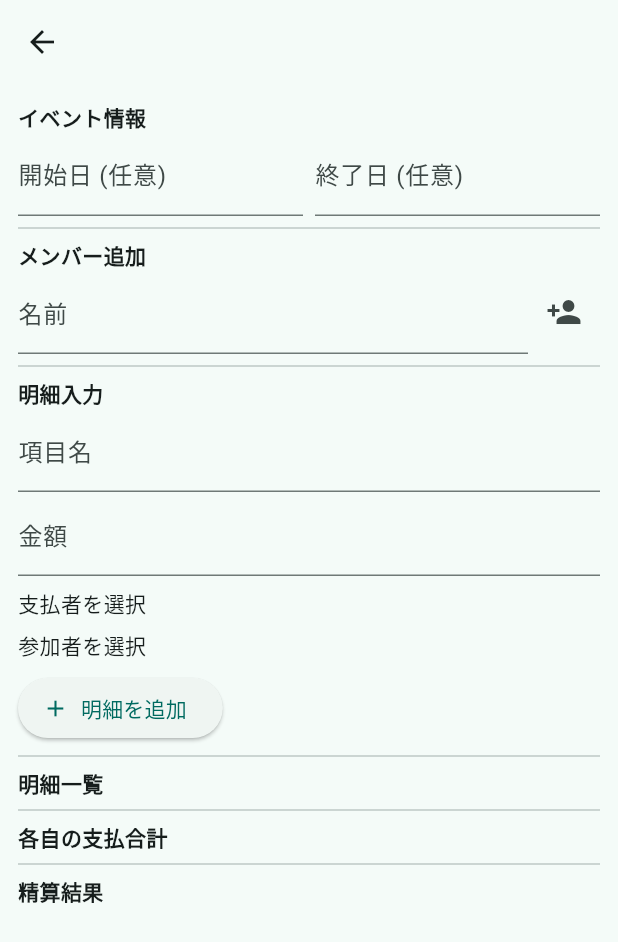
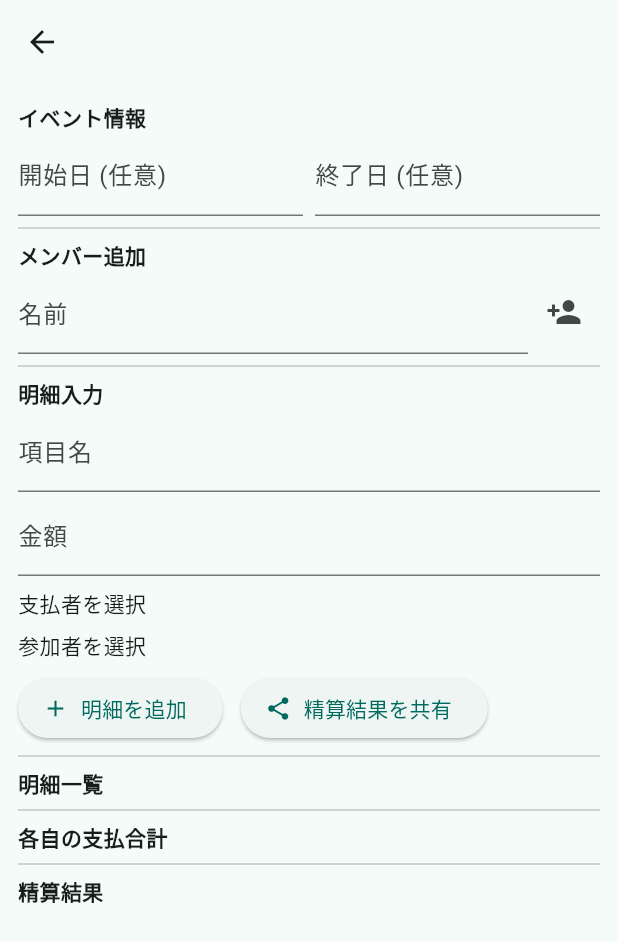
Before and after one commit to kakunekono/wari-can, a Flutter app: the EventDetailPage screen opened directly with empty values, after a tap on "明細を追加", on a phone screen of 412 x 824 dp. Shown: the top 942 px of the screen. Run offline on Flutter 3.47's test engine with Material 3 defaults, Android fonts, the light colour scheme and no system bars; our stand-ins replace share_plus, shared_preferences; accounts and stored records are empty.

Commit message:
step10
 ・共有ボタン追加

```diff
--- a/lib/pages/event_detail_page.dart
+++ b/lib/pages/event_detail_page.dart
@@ -1,5 +1,6 @@
 import 'package:flutter/material.dart';
 import 'package:shared_preferences/shared_preferences.dart';
+import 'package:share_plus/share_plus.dart';
 import 'dart:convert';
 import '../models/expense_item.dart';
 
@@ -41,7 +42,6 @@ class _EventDetailPageState extends State<EventDetailPage> {
   Future<void> _loadData() async {
     final prefs = await SharedPreferences.getInstance();
     final data = prefs.getString(eventName);
-
     if (data != null) {
       final decoded = jsonDecode(data);
       setState(() {
@@ -49,17 +49,10 @@ class _EventDetailPageState extends State<EventDetailPage> {
         details = (decoded['details'] as List)
             .map((e) => ExpenseItem.fromJson(e))
             .toList();
-      });
-    } else {
-      // SharedPreferences にデータがない場合は eventData からコピー
-      setState(() {
-        members = List<String>.from(widget.eventData['members'] ?? []);
-        details = [];
+        for (var m in members) selectedParticipants[m] = false;
+        _updateSettlement();
       });
     }
-
-    for (var m in members) selectedParticipants[m] = false;
-    _updateSettlement();
   }
 
   Future<void> _saveData() async {
@@ -204,6 +197,23 @@ class _EventDetailPageState extends State<EventDetailPage> {
     }
   }
 
+  // 追加: 精算結果を共有する
+  void _shareSettlement() {
+    final buffer = StringBuffer();
+    buffer.writeln('【イベント名】$eventName');
+    buffer.writeln('開始: ${startDate ?? '-'}  終了: ${endDate ?? '-'}\n');
+
+    buffer.writeln('--- 各自の支払合計 ---');
+    paymentTotals.forEach((key, value) {
+      buffer.writeln('$key: ${value.toInt()}円');
+    });
+
+    buffer.writeln('\n--- 精算結果 ---');
+    settlementResults.forEach((s) => buffer.writeln(s));
+
+    Share.share(buffer.toString(), subject: '割り勘精算結果');
+  }
+
   @override
   Widget build(BuildContext context) {
     final startController = TextEditingController(text: startDate);
@@ -284,10 +294,20 @@ class _EventDetailPageState extends State<EventDetailPage> {
                 .toList(),
           ),
           const SizedBox(height: 8),
-          ElevatedButton.icon(
-            onPressed: _addOrUpdateDetail,
-            icon: const Icon(Icons.add),
-            label: Text(editingIndex != null ? '明細を更新' : '明細を追加'),
+          Row(
+            children: [
+              ElevatedButton.icon(
+                onPressed: _addOrUpdateDetail,
+                icon: const Icon(Icons.add),
+                label: Text(editingIndex != null ? '明細を更新' : '明細を追加'),
+              ),
+              const SizedBox(width: 12),
+              ElevatedButton.icon(
+                onPressed: _shareSettlement,
+                icon: const Icon(Icons.share),
+                label: const Text('精算結果を共有'),
+              ),
+            ],
           ),
           const Divider(),
 
--- a/pubspec.yaml
+++ b/pubspec.yaml
@@ -35,6 +35,7 @@ dependencies:
   # Use with the CupertinoIcons class for iOS style icons.
   cupertino_icons: ^1.0.8
   shared_preferences: ^2.3.2  # 最新版または近いバージョンを指定
+  share_plus: ^6.0.10
 
 dev_dependencies:
   flutter_test:
```
Also changed, not shown: pubspec.lock, 5 other files.
